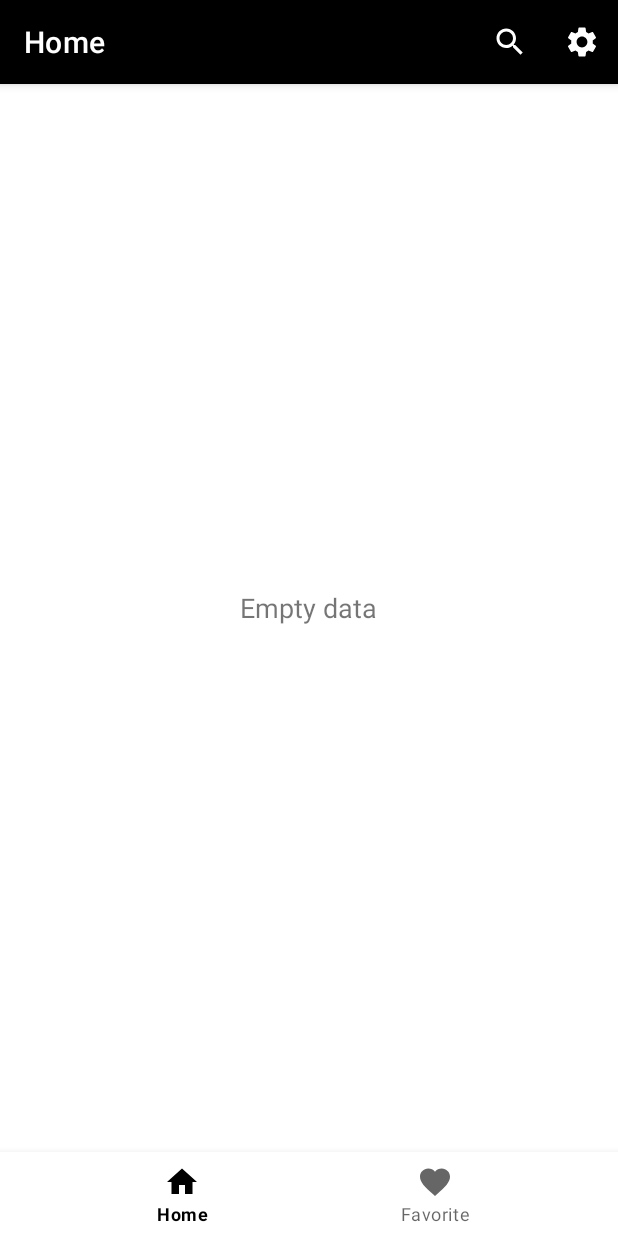
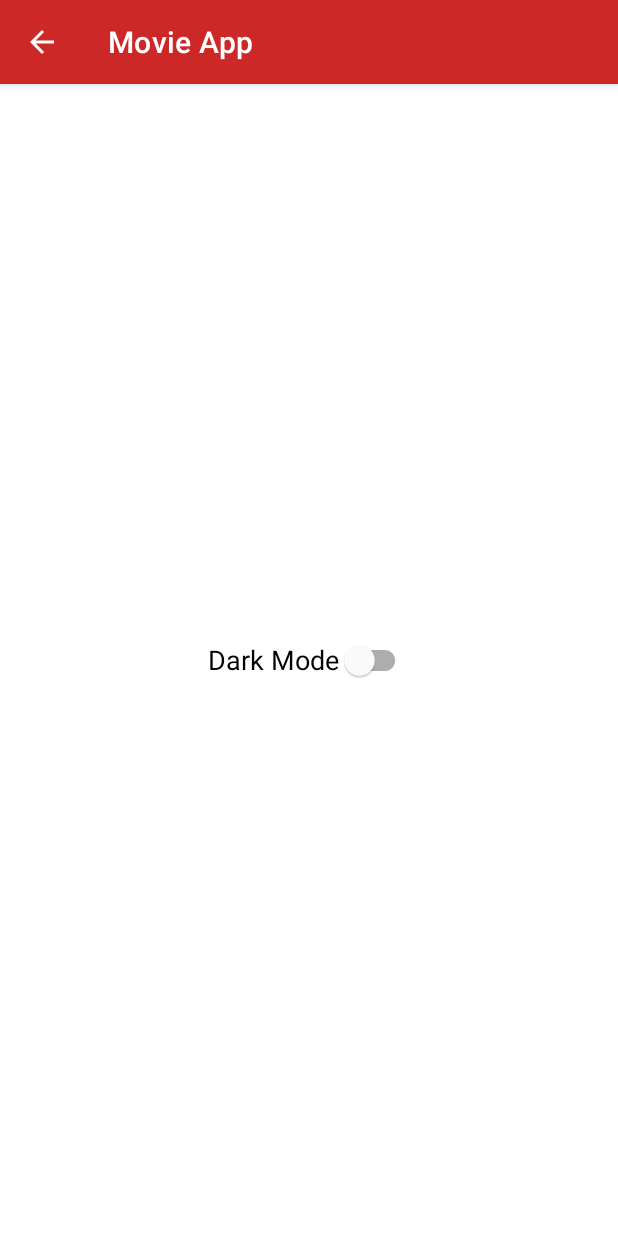
Before and after one commit to aulianapip/Movie-App, an Android app: the screen it shows after launch (MainActivity before the commit, SettingActivity after it), after a tap on "Setting", on a phone screen of 412 x 824 dp. Run offline under Robolectric (Android 15) with nearby library versions, the phone set to English and light mode, and no system bars; our stand-ins replace Dagger/Hilt's generated code, Room's generated code, navigation-ui; libraries missing offline, so code that uses them is left out: androidx.multidex; pictures from the network do not load; 1 statement that could not run was skipped.

Commit message:
add setting theme function

```diff
--- a/app/src/main/AndroidManifest.xml
+++ b/app/src/main/AndroidManifest.xml
@@ -16,6 +16,9 @@
         android:theme="@style/Theme.MovieApp"
         tools:targetApi="31">
         <activity
+            android:name=".ui.setting.SettingActivity"
+            android:exported="false" />
+        <activity
             android:name=".ui.detail.DetailMovieActivity"
             android:exported="false" />
         <activity
--- a/app/src/main/java/com/aulia/movieapp/ui/home/HomeFragment.kt
+++ b/app/src/main/java/com/aulia/movieapp/ui/home/HomeFragment.kt
@@ -24,6 +24,7 @@ import com.aulia.core.ui.MovieAdapter
 import com.aulia.movieapp.R
 import com.aulia.movieapp.databinding.FragmentHomeBinding
 import com.aulia.movieapp.ui.detail.DetailMovieActivity
+import com.aulia.movieapp.ui.setting.SettingActivity
 import dagger.hilt.android.AndroidEntryPoint
 
 @AndroidEntryPoint
--- /dev/null
+++ b/app/src/main/java/com/aulia/movieapp/ui/setting/SettingActivity.kt
@@ -0,0 +1,47 @@
+package com.aulia.movieapp.ui.setting
+
+import androidx.appcompat.app.AppCompatActivity
+import android.os.Bundle
+import android.widget.CompoundButton
+import androidx.appcompat.app.AppCompatDelegate
+import androidx.lifecycle.ViewModelProvider
+import com.aulia.core.utils.sharepref.SettingPreferences
+import com.aulia.core.utils.sharepref.dataStore
+import com.aulia.movieapp.databinding.ActivitySettingBinding
+import dagger.hilt.android.AndroidEntryPoint
+
+@AndroidEntryPoint
+class SettingActivity : AppCompatActivity() {
+
+    private lateinit var binding: ActivitySettingBinding
+
+    override fun onCreate(savedInstanceState: Bundle?) {
+        super.onCreate(savedInstanceState)
+        supportActionBar?.setDisplayHomeAsUpEnabled(true)
+        binding = ActivitySettingBinding.inflate(layoutInflater)
+        setContentView(binding.root)
+
+        val pref = SettingPreferences.getInstance(application.dataStore)
+        val settingViewModel = ViewModelProvider(this, ViewModelSettingFactory(pref)).get(
+            SettingViewModel::class.java
+        )
+        settingViewModel.getThemeSettings().observe(this) { isDarkModeActive: Boolean ->
+            if (isDarkModeActive) {
+                AppCompatDelegate.setDefaultNightMode(AppCompatDelegate.MODE_NIGHT_YES)
+                binding.switchTheme.isChecked = true
+            } else {
+                AppCompatDelegate.setDefaultNightMode(AppCompatDelegate.MODE_NIGHT_NO)
+                binding.switchTheme.isChecked = false
+            }
+        }
+
+        binding.switchTheme.setOnCheckedChangeListener { _: CompoundButton?, isChecked: Boolean ->
+            settingViewModel.saveThemeSetting(isChecked)
+        }
+    }
+
+    override fun onSupportNavigateUp(): Boolean {
+        onBackPressed()
+        return true
+    }
+}
--- /dev/null
+++ b/app/src/main/java/com/aulia/movieapp/ui/setting/SettingViewModel.kt
@@ -0,0 +1,25 @@
+package com.aulia.movieapp.ui.setting
+
+import androidx.lifecycle.LiveData
+import androidx.lifecycle.ViewModel
+import androidx.lifecycle.asLiveData
+import androidx.lifecycle.viewModelScope
+import com.aulia.core.utils.sharepref.SettingPreferences
+import kotlinx.coroutines.launch
+
+/**
+ * @author Aulianapip
+ * email: naufalapip45@gmail.com
+ * on 10/11/23
+ */
+class SettingViewModel(private val pref: SettingPreferences) : ViewModel() {
+    fun getThemeSettings(): LiveData<Boolean> {
+        return pref.getThemeSetting().asLiveData()
+    }
+
+    fun saveThemeSetting(isDarkModeActive: Boolean) {
+        viewModelScope.launch {
+            pref.saveThemeSetting(isDarkModeActive)
+        }
+    }
+}
--- /dev/null
+++ b/app/src/main/java/com/aulia/movieapp/ui/setting/ViewModelSettingFactory.kt
@@ -0,0 +1,21 @@
+package com.aulia.movieapp.ui.setting
+
+import androidx.lifecycle.ViewModel
+import androidx.lifecycle.ViewModelProvider
+import com.aulia.core.utils.sharepref.SettingPreferences
+
+/**
+ * @author Aulianapip
+ * email: naufalapip45@gmail.com
+ * on 21/06/23
+ */
+class ViewModelSettingFactory(private val pref: SettingPreferences) : ViewModelProvider.NewInstanceFactory() {
+
+    @Suppress("UNCHECKED_CAST")
+    override fun <T : ViewModel> create(modelClass: Class<T>): T {
+        if (modelClass.isAssignableFrom(SettingViewModel::class.java)) {
+            return SettingViewModel(pref) as T
+        }
+        throw IllegalArgumentException("Unknown ViewModel class: " + modelClass.name)
+    }
+}
--- /dev/null
+++ b/app/src/main/res/layout/activity_setting.xml
@@ -0,0 +1,20 @@
+<?xml version="1.0" encoding="utf-8"?>
+<androidx.constraintlayout.widget.ConstraintLayout xmlns:android="http://schemas.android.com/apk/res/android"
+    xmlns:app="http://schemas.android.com/apk/res-auto"
+    xmlns:tools="http://schemas.android.com/tools"
+    android:layout_width="match_parent"
+    android:layout_height="match_parent"
+    tools:context=".ui.setting.SettingActivity">
+
+    <com.google.android.material.switchmaterial.SwitchMaterial
+        android:id="@+id/switch_theme"
+        android:layout_width="wrap_content"
+        android:layout_height="wrap_content"
+        android:text="@string/dark_mode"
+        android:textSize="18sp"
+        app:layout_constraintBottom_toBottomOf="parent"
+        app:layout_constraintEnd_toEndOf="parent"
+        app:layout_constraintStart_toStartOf="parent"
+        app:layout_constraintTop_toTopOf="parent" />
+
+</androidx.constraintlayout.widget.ConstraintLayout>
--- a/app/src/main/res/values-night/themes.xml
+++ b/app/src/main/res/values-night/themes.xml
@@ -1,7 +1,8 @@
 <resources xmlns:tools="http://schemas.android.com/tools">
     <!-- Base application theme. -->
-    <style name="Base.Theme.MovieApp" parent="Theme.MaterialComponents.DayNight.NoActionBar">
-        <!-- Customize your dark theme here. -->
-        <!-- <item name="colorPrimary">@color/my_dark_primary</item> -->
+    <style name="Base.Theme.MovieApp" parent="Theme.MaterialComponents.DayNight.DarkActionBar">
+        <item name="colorPrimary">@color/black</item>
+        <item name="colorPrimaryVariant">@color/iridium</item>
+        <item name="colorOnPrimary">@color/white</item>
     </style>
 </resources>
--- a/app/src/main/res/values/colors.xml
+++ b/app/src/main/res/values/colors.xml
@@ -4,4 +4,5 @@
     <color name="white">#FFFFFFFF</color>
 
     <color name="iridium">#3C3B3B</color>
+    <color name="colorFireEngineRed">#CD2828</color>
 </resources>
--- a/app/src/main/res/values/strings.xml
+++ b/app/src/main/res/values/strings.xml
@@ -17,4 +17,6 @@
     <string name="release">Release</string>
     <string name="language">Language</string>
     <string name="rating">Rating</string>
+
+    <string name="dark_mode">Dark Mode</string>
 </resources>
--- a/app/src/main/res/values/themes.xml
+++ b/app/src/main/res/values/themes.xml
@@ -2,7 +2,7 @@
     <!-- Base application theme. -->
     <style name="Base.Theme.MovieApp" parent="Theme.MaterialComponents.DayNight.DarkActionBar">
 
-        <item name="colorPrimary">@color/black</item>
+        <item name="colorPrimary">@color/colorFireEngineRed</item>
         <item name="colorPrimaryVariant">@color/iridium</item>
         <item name="colorOnPrimary">@color/white</item>
 
```
